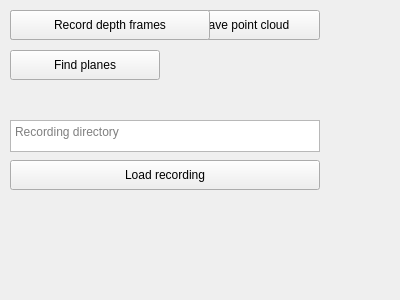
Qt form src/hololens_point_cloud_control_gui/resource/ControlGui.ui (FabianB98/RosHololens2CatkinWs) before a commit.
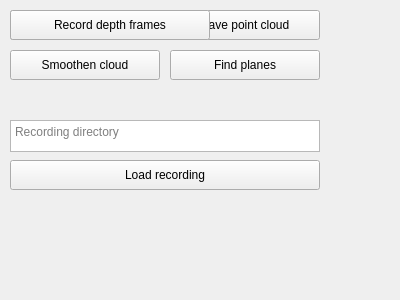
The same form after that commit.

Commit message: Added a post processing method which allows smoothing the point cloud by estimating the underlying surface via MLS.

```diff
--- a/src/hololens_point_cloud_control_gui/resource/ControlGui.ui
+++ b/src/hololens_point_cloud_control_gui/resource/ControlGui.ui
@@ -39,10 +39,23 @@
     <string>Save point cloud</string>
    </property>
   </widget>
-  <widget class="QPushButton" name="find_planes_button">
+  <widget class="QPushButton" name="smoothen_button">
    <property name="geometry">
     <rect>
      <x>10</x>
+     <y>50</y>
+     <width>150</width>
+     <height>30</height>
+    </rect>
+   </property>
+   <property name="text">
+    <string>Smoothen cloud</string>
+   </property>
+  </widget>
+  <widget class="QPushButton" name="find_planes_button">
+   <property name="geometry">
+    <rect>
+     <x>170</x>
      <y>50</y>
      <width>150</width>
      <height>30</height>
```
The commit also changes 9 other files.
